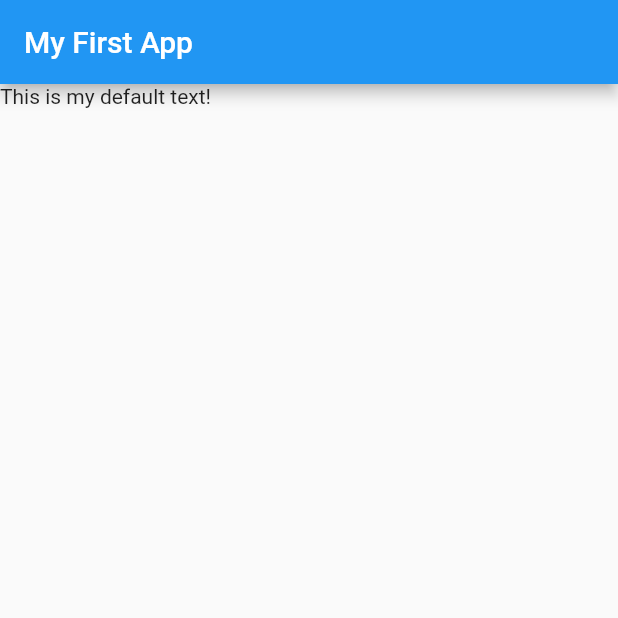
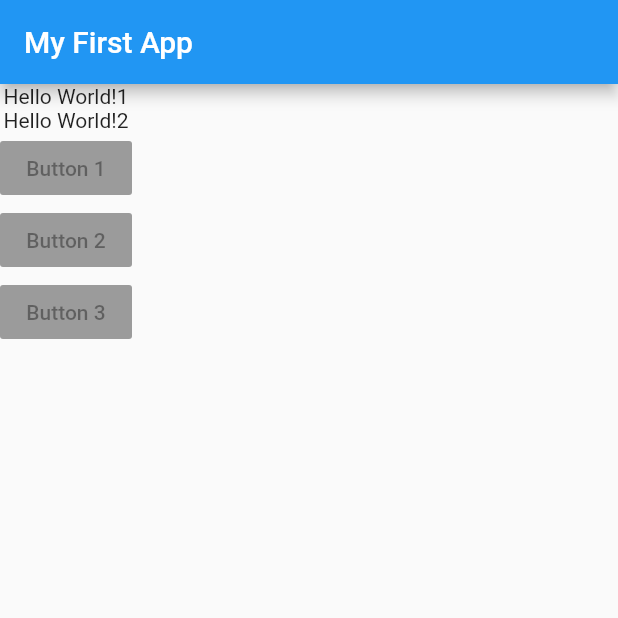
Before and after one commit to Leekiseong02/DartStudy, a Flutter app: the screen it shows after launch, on a phone screen of 412 x 824 dp, the top half of it. Run offline on Flutter 3.47's test engine with Material 2 defaults, Android fonts, the phone set to English and light mode, and no system bars.

Commit message:
Adding Layout Widgets
Column
-> RaisedButton (deprecated widget)

```diff
--- a/lib/main.dart
+++ b/lib/main.dart
@@ -9,11 +9,20 @@ class MyApp extends StatelessWidget {
   @override
   Widget build(BuildContext context) {
     return MaterialApp(
-        home: Scaffold(
-      body: Text('This is my default text!'),
-      appBar: AppBar(
-        title: Text('My First App'),
+      home: Scaffold(
+        body: Column(
+          children: [
+            Text('Hello World!1'),
+            Text('Hello World!2'),
+            RaisedButton(child: Text('Button 1'), onPressed: null),
+            RaisedButton(child: Text('Button 2'), onPressed: null),
+            RaisedButton(child: Text('Button 3'), onPressed: null),
+          ],
+        ),
+        appBar: AppBar(
+          title: Text('My First App'),
+        ),
       ),
-    ));
+    );
   }
 }
```
